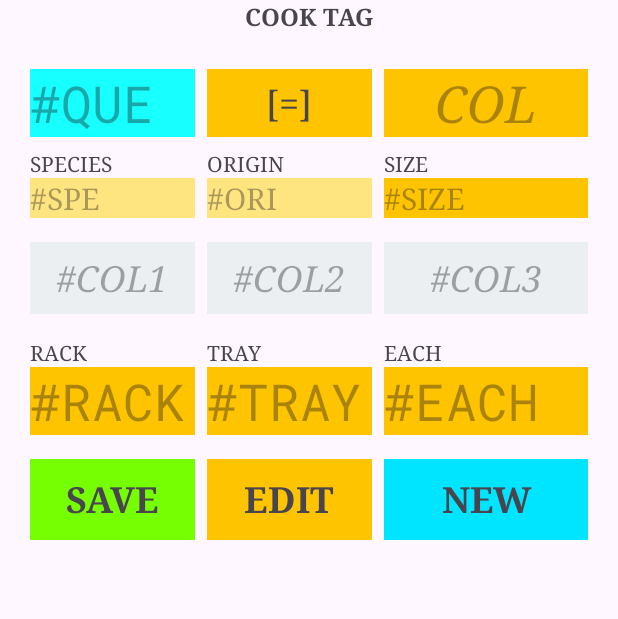
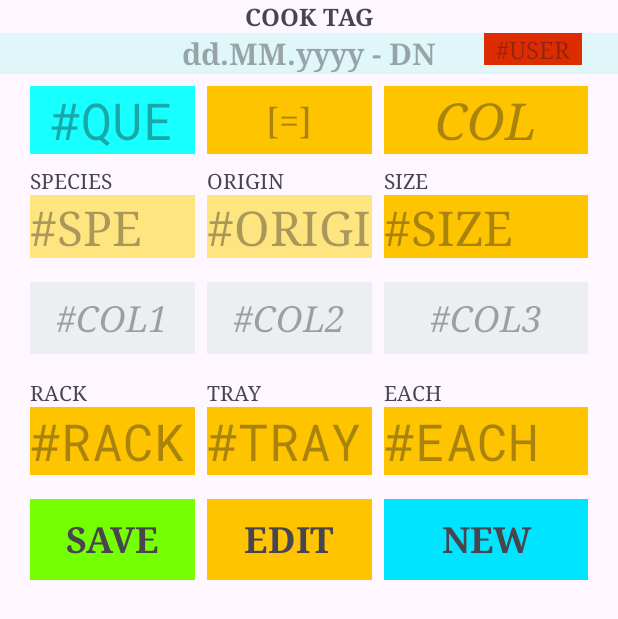
Before and after one commit to ivsoln/TUNA_RUN_2024_mark2, an Android app: the layout activity_skipjack_wip_tag.xml on its own in the app's theme, with its tools: preview values and no code run, on a phone screen of 412 x 824 dp. Shown: the top 619 px of the screen. Run offline under Robolectric (Android 15) with nearby library versions, the phone set to English and light mode, and no system bars; network calls fail.

Commit message:
#bhumi 2024.6.28

```diff
--- a/app/src/main/java/com/inventive/tunarun/MainActivity.kt
+++ b/app/src/main/java/com/inventive/tunarun/MainActivity.kt
@@ -72,7 +72,7 @@ class MainActivity : AppCompatActivity() {
         FishClient.also {
             val callback = object : InitCallback {
                 override var count: Int = 0
-                override var total: Int = 4
+                override var total: Int = 6
 
                 override fun refresh() {
                     if (count === total) {
--- a/app/src/main/res/layout/activity_skipjack_bin.xml
+++ b/app/src/main/res/layout/activity_skipjack_bin.xml
@@ -20,6 +20,7 @@
         android:textSize="20sp"
         android:textStyle="bold"
         app:layout_constraintEnd_toEndOf="parent"
+        app:layout_constraintHorizontal_bias="0.0"
         app:layout_constraintStart_toStartOf="parent"
         app:layout_constraintTop_toBottomOf="@+id/textView19"
         tools:ignore="TouchTargetSizeCheck" />
--- a/app/src/main/res/layout/activity_skipjack_wip_tag.xml
+++ b/app/src/main/res/layout/activity_skipjack_wip_tag.xml
@@ -6,6 +6,39 @@
     android:layout_width="match_parent"
     android:layout_height="match_parent"
     tools:context=".SkipjackWipTagActivity">
+
+    <TextView
+        android:id="@+id/view_shift"
+        android:layout_width="0dp"
+        android:layout_height="wrap_content"
+        android:background="@color/Cyan_050"
+        android:ems="10"
+        android:fontFamily="serif"
+        android:gravity="center"
+        android:hint="dd.MM.yyyy - DN"
+        android:inputType="text"
+        android:textSize="20sp"
+        android:textStyle="bold"
+        app:layout_constraintEnd_toEndOf="parent"
+        app:layout_constraintHorizontal_bias="0.0"
+        app:layout_constraintStart_toStartOf="parent"
+        app:layout_constraintTop_toBottomOf="@+id/textView"
+        tools:ignore="TouchTargetSizeCheck" />
+
+    <TextView
+        android:id="@+id/text_user"
+        android:layout_width="wrap_content"
+        android:layout_height="wrap_content"
+        android:layout_marginEnd="24dp"
+        android:background="@color/Red_A700"
+        android:fontFamily="serif"
+        android:hint="#USER"
+        android:paddingLeft="8dp"
+        android:paddingRight="8dp"
+        android:textColor="@color/White"
+        android:textSize="16sp"
+        app:layout_constraintEnd_toEndOf="@+id/view_shift"
+        app:layout_constraintTop_toTopOf="@+id/view_shift" />
 
     <TextView
         android:id="@+id/btn_new"
@@ -18,9 +51,9 @@
         android:textAlignment="center"
         android:textSize="24sp"
         android:textStyle="bold"
-        app:layout_constraintEnd_toEndOf="@+id/text_frac"
+        app:layout_constraintEnd_toEndOf="@+id/text_each"
         app:layout_constraintHorizontal_bias="1.0"
-        app:layout_constraintStart_toStartOf="@+id/text_frac"
+        app:layout_constraintStart_toStartOf="@+id/text_each"
         app:layout_constraintTop_toTopOf="@+id/goto_edit" />
 
     <TextView
@@ -56,17 +89,16 @@
         app:layout_constraintTop_toTopOf="@+id/btn_save" />
 
     <EditText
-        android:id="@+id/text_frac"
+        android:id="@+id/text_each"
         android:layout_width="0dp"
         android:layout_height="wrap_content"
         android:background="@color/Amber_A400"
         android:ems="10"
         android:fontFamily="@font/roboto_mono"
         android:hint="#EACH"
-        android:inputType="text"
+        android:inputType="number"
         android:textSize="34sp"
         app:layout_constraintEnd_toEndOf="@+id/view_color3"
-        app:layout_constraintHorizontal_bias="1.0"
         app:layout_constraintStart_toStartOf="@+id/cap_frac"
         app:layout_constraintTop_toBottomOf="@+id/cap_frac"
         tools:ignore="TouchTargetSizeCheck" />
@@ -79,7 +111,7 @@
         android:ems="10"
         android:fontFamily="@font/roboto_mono"
         android:hint="#TRAY"
-        android:inputType="text"
+        android:inputType="number"
         android:textSize="34sp"
         app:layout_constraintEnd_toEndOf="@+id/view_color2"
         app:layout_constraintStart_toStartOf="@+id/cap_tray"
@@ -112,7 +144,7 @@
         android:ems="10"
         android:fontFamily="@font/roboto_mono"
         android:hint="#RACK"
-        android:inputType="text"
+        android:inputType="number"
         android:textSize="34sp"
         app:layout_constraintEnd_toEndOf="@+id/view_color1"
         app:layout_constraintStart_toStartOf="@+id/cap_rackNo"
@@ -157,9 +189,9 @@
         android:textSize="24sp"
         android:textStyle="italic"
         app:layout_constraintBottom_toBottomOf="@+id/view_color2"
-        app:layout_constraintEnd_toEndOf="@+id/view_size"
+        app:layout_constraintEnd_toEndOf="@+id/text_size"
         app:layout_constraintHorizontal_bias="1.0"
-        app:layout_constraintStart_toStartOf="@+id/view_size"
+        app:layout_constraintStart_toStartOf="@+id/text_size"
         app:layout_constraintTop_toTopOf="@+id/view_color2" />
 
     <TextView
@@ -186,7 +218,7 @@
         android:fontFamily="serif"
         android:gravity="clip_horizontal"
         android:hint="#SPE"
-        android:textSize="20sp"
+        android:textSize="32sp"
         app:layout_constraintEnd_toEndOf="@+id/text_queueNo"
         app:layout_constraintStart_toStartOf="@+id/cap_specy"
         app:layout_constraintTop_toBottomOf="@+id/cap_specy" />
@@ -199,8 +231,8 @@
         android:background="@color/Amber_A100"
         android:fontFamily="serif"
         android:gravity="clip_horizontal"
-        android:hint="#ORI"
-        android:textSize="20sp"
+        android:hint="#ORIGIN"
+        android:textSize="32sp"
         app:layout_constraintBottom_toBottomOf="@+id/view_specy"
         app:layout_constraintEnd_toEndOf="@+id/view_QueColor"
         app:layout_constraintHorizontal_bias="1.0"
@@ -253,17 +285,17 @@
         app:layout_constraintStart_toStartOf="@+id/view_col"
         app:layout_constraintTop_toTopOf="@+id/cap_origin" />
 
-    <TextView
-        android:id="@+id/view_size"
+    <EditText
+        android:id="@+id/text_size"
         android:layout_width="0dp"
         android:layout_height="wrap_content"
         android:background="@color/Amber_A400"
         android:fontFamily="serif"
-        android:gravity="clip_horizontal"
         android:hint="#SIZE"
-        android:textSize="20sp"
+        android:textSize="32sp"
+        android:inputType="textCapCharacters"
+        app:layout_constraintBottom_toBottomOf="@+id/view_origin"
         app:layout_constraintEnd_toEndOf="@+id/view_col"
-        app:layout_constraintHorizontal_bias="1.0"
         app:layout_constraintStart_toStartOf="@+id/view_col"
         app:layout_constraintTop_toBottomOf="@+id/cap_size" />
 
@@ -275,7 +307,7 @@
         android:background="@color/Amber_A400"
         android:fontFamily="serif"
         android:gravity="center"
-        android:text="[=]"
+        android:hint="[=]"
         android:textSize="24sp"
         app:layout_constraintBottom_toBottomOf="@+id/text_queueNo"
         app:layout_constraintStart_toEndOf="@+id/text_queueNo"
@@ -286,15 +318,16 @@
         android:layout_width="110dp"
         android:layout_height="wrap_content"
         android:layout_marginStart="20dp"
-        android:layout_marginTop="24dp"
+        android:layout_marginTop="8dp"
         android:background="@color/Cyan_A200"
         android:ems="10"
         android:fontFamily="@font/roboto_mono"
+        android:gravity="center"
         android:hint="#QUE"
         android:inputType="number"
         android:textSize="34sp"
         app:layout_constraintStart_toStartOf="parent"
-        app:layout_constraintTop_toBottomOf="@+id/textView"
+        app:layout_constraintTop_toBottomOf="@+id/view_shift"
         tools:ignore="TouchTargetSizeCheck" />
 
     <TextView
```
Also changed, not shown: app/src/main/java/com/inventive/tunarun/FishClient.kt (+32 -0 lines), app/src/main/java/com/inventive/tunarun/SkipjackWipMainActivity.kt (+6 -6 lines), app/src/main/java/com/inventive/tunarun/SkipjackWipTagActivity.kt (+33 -19 lines), 198 other files.
